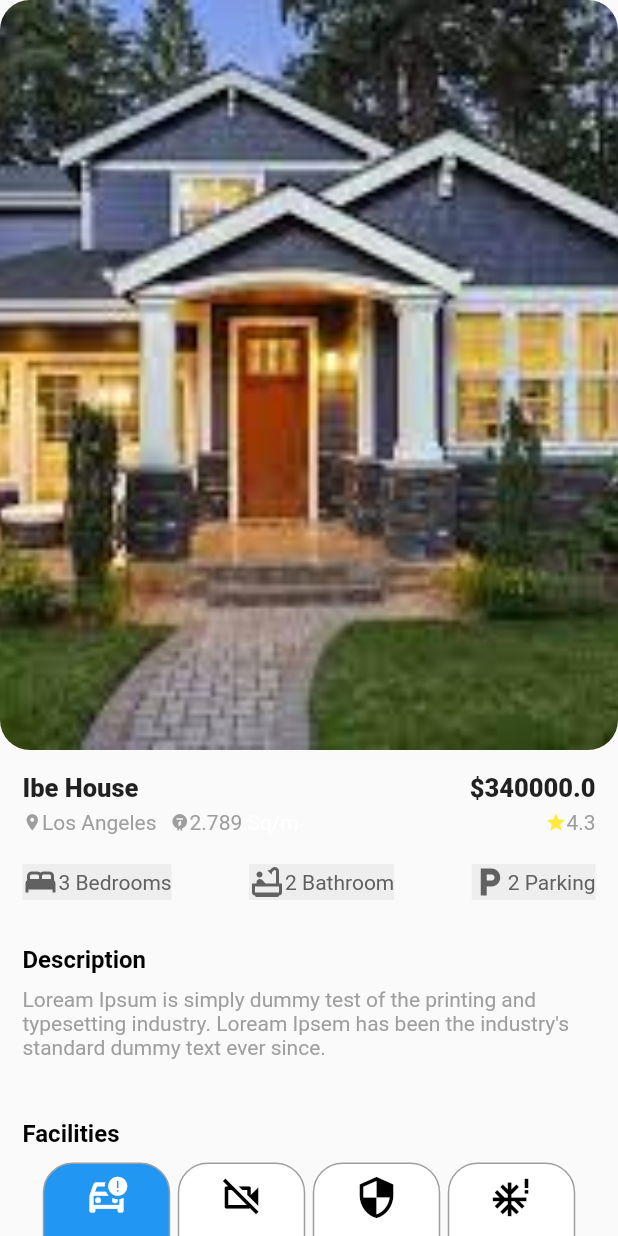
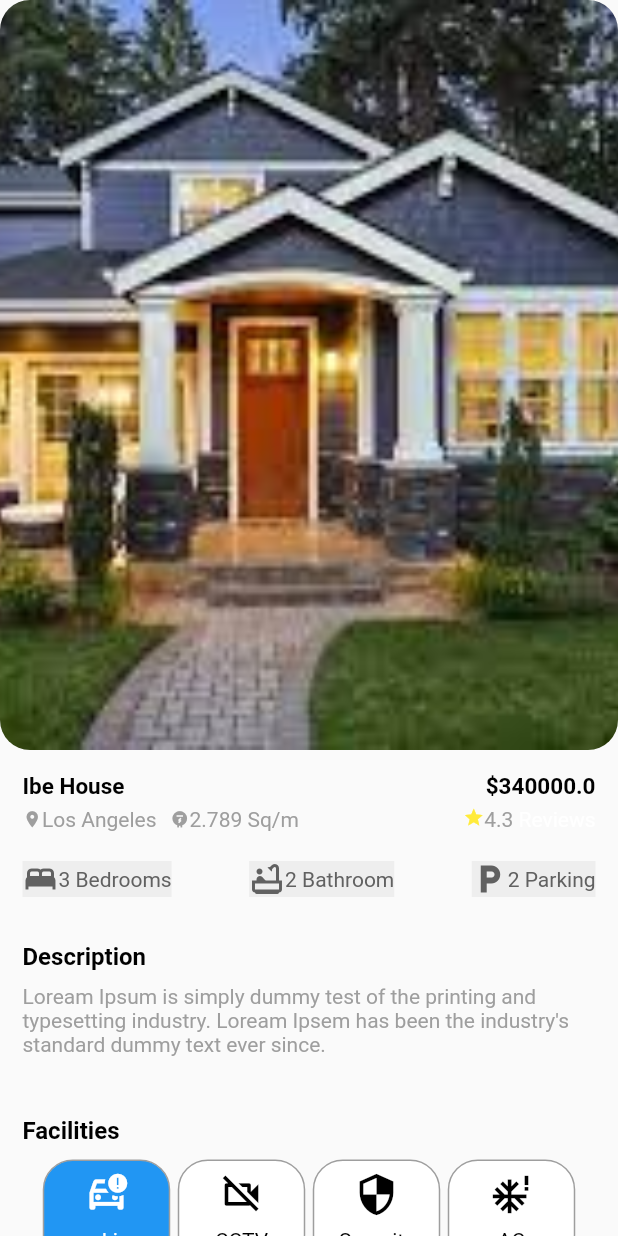
Before and after one commit to Ramabre/Apartment1, a Flutter app: the screen it shows after launch, after a tap on "For Sale", on a phone screen of 412 x 824 dp. Run offline on Flutter 3.47's test engine with Material 2 defaults, Android fonts, the phone set to English and light mode, and no system bars.

Commit message:
use one statless foe two place

```diff
--- a/lib/main.dart
+++ b/lib/main.dart
@@ -1,5 +1,6 @@
 
 import 'package:drug/Detailes.dart';
+import 'package:drug/stayle_app.dart';
 import 'package:flutter/material.dart';
 import 'package:drug/profile/section/methods.dart';
 import 'package:drug/profile/profile_v.dart'; // Assuming these imports are correct
@@ -137,7 +138,7 @@ class MyHomePage extends StatelessWidget {
                           left: 2,
                           right: 2,
                           child: Padding(padding: const EdgeInsets.only(left: 10,right: 10,bottom: 10),
-                            child: Info(re: li[i],),
+                            child: Info(re: li[i],tx: Style.whiteHeadlineStyle,tx2: Style.whiteDetailesStyle,iconCol: Colors.white,),
                           ),
                         ),
                       ],
--- a/lib/profile/profile_v.dart
+++ b/lib/profile/profile_v.dart
@@ -1,6 +1,7 @@
 
 import 'package:drug/icones.dart';
 import 'package:drug/profile/section/methods.dart';
+import 'package:drug/stayle_app.dart';
 import 'package:flutter/material.dart';
 import 'package:drug/profile/realty_m.dart';
 import 'package:drug/main.dart';
@@ -30,57 +31,58 @@ class Profile extends StatelessWidget {
               child: Column(
                 mainAxisAlignment: MainAxisAlignment.start,
                 children: [
-                  Row(
-                    mainAxisAlignment: MainAxisAlignment.spaceBetween,
-                    children: [
-                      Text(
-                        pro.property,
-                        style: TextStyle(fontWeight: FontWeight.w900,fontSize: 17),
-                        textAlign: TextAlign.left,
-                      ),
-                      Text(
-                        "\$${pro.price}",
-                        style: TextStyle(fontWeight: FontWeight.w900,fontSize: 17),
-                        textAlign: TextAlign.left,
-                      ),
-                    ],
-                  ),
-                  SizedBox(height: 5,),
-                  Row(
-                      mainAxisAlignment: MainAxisAlignment.spaceBetween,
-                      children:[
-                        Row(
-                          children: [
-                            Icon(Icons.location_on,size: 13,color: Colors.grey,),
-                            Text(
-                              pro.city,
-                              style: TextStyle(color: Colors.grey),
-                              textAlign: TextAlign.left,
-
-                            ),
-                            SizedBox(width: 9,),
-                            Icon(Icons.electric_meter,size: 13,color: Colors.grey),
-                            Text(
-                              pro.area.toString(),
-                              style: TextStyle(color: Colors.grey),
-                              textAlign: TextAlign.left,
-                            ),
-                            Text(
-                              " Sq/m", style: TextStyle(color: Colors.white),
-                            ),
-                          ],
-                        ),
-                        Row(
-                          children: [
-                            Icon(Icons.star,color: Colors.yellow,size: 14,),
-                            Text(
-                              pro.review.toString(),
-                              style: TextStyle(color: Colors.grey),
-                              textAlign: TextAlign.left,
-                            ),
-                          ],
-                        )
-                      ]),
+                  Info(re: pro, tx:Style.BlackHeadlineStyle, tx2:Style.grayDetailesStyle,iconCol: Colors.grey,),
+                  // Row(
+                  //   mainAxisAlignment: MainAxisAlignment.spaceBetween,
+                  //   children: [
+                  //     Text(
+                  //       pro.property,
+                  //       style: TextStyle(fontWeight: FontWeight.w900,fontSize: 17),
+                  //       textAlign: TextAlign.left,
+                  //     ),
+                  //     Text(
+                  //       "\$${pro.price}",
+                  //       style: TextStyle(fontWeight: FontWeight.w900,fontSize: 17),
+                  //       textAlign: TextAlign.left,
+                  //     ),
+                  //   ],
+                  // ),
+                  // SizedBox(height: 5,),
+                  // Row(
+                  //     mainAxisAlignment: MainAxisAlignment.spaceBetween,
+                  //     children:[
+                  //       Row(
+                  //         children: [
+                  //           Icon(Icons.location_on,size: 13,color: Colors.grey,),
+                  //           Text(
+                  //             pro.city,
+                  //             style: TextStyle(color: Colors.grey),
+                  //             textAlign: TextAlign.left,
+                  //
+                  //           ),
+                  //           SizedBox(width: 9,),
+                  //           Icon(Icons.electric_meter,size: 13,color: Colors.grey),
+                  //           Text(
+                  //             pro.area.toString(),
+                  //             style: TextStyle(color: Colors.grey),
+                  //             textAlign: TextAlign.left,
+                  //           ),
+                  //           Text(
+                  //             " Sq/m", style: TextStyle(color: Colors.white),
+                  //           ),
+                  //         ],
+                  //       ),
+                  //       Row(
+                  //         children: [
+                  //           Icon(Icons.star,color: Colors.yellow,size: 14,),
+                  //           Text(
+                  //             pro.review.toString(),
+                  //             style: TextStyle(color: Colors.grey),
+                  //             textAlign: TextAlign.left,
+                  //           ),
+                  //         ],
+                  //       )
+                  //     ]),
                   SizedBox(height: 20,),
                   Row(
                     mainAxisAlignment: MainAxisAlignment.spaceBetween,
--- a/lib/profile/section/methods.dart
+++ b/lib/profile/section/methods.dart
@@ -37,9 +37,11 @@ class Available extends StatelessWidget {
 }
 
 class Info extends StatelessWidget {
-  const Info({super.key,  required this.re});
+  const Info({super.key,  required this.re, required this.tx, required this.tx2, required this.iconCol});
         final realty re;
-
+        final TextStyle tx;
+        final TextStyle tx2;
+        final Color iconCol;
   @override
   Widget build(BuildContext context) {
     return Column(
@@ -51,12 +53,12 @@ class Info extends StatelessWidget {
             Text(
               re.property,
               textAlign: TextAlign.left,
-              style: TextStyle(color: Colors.white),
+              style: tx,
             ),
             Text(
               "\$"+re.price.toString(),
               textAlign: TextAlign.left,
-              style: TextStyle(color: Colors.white),
+              style: tx,
             ),
           ],
         ),
@@ -66,21 +68,21 @@ class Info extends StatelessWidget {
             children:[
               Row(
                 children: [
-                  Icon(Icons.location_on,size: 13,color: Colors.white,),
+                  Icon(Icons.location_on,size: 13,color:iconCol,),
                   Text(
                     re.city,
                     textAlign: TextAlign.left,
-                    style: TextStyle(color: Colors.white),
+                    style: tx2,
                   ),
                   SizedBox(width: 9,),
-                  Icon(Icons.electric_meter,size: 13,color: Colors.white),
+                  Icon(Icons.electric_meter,size: 13,color: iconCol),
                   Text(
                     re.area.toString(),
                     textAlign: TextAlign.left,
-                    style: TextStyle(color: Colors.white),
+                    style: tx2,
                   ),
                   Text(
-                    " Sq/m", style: TextStyle(color: Colors.white),
+                    " Sq/m", style:tx2,
                   ),
                 ],
               ),
@@ -90,7 +92,7 @@ class Info extends StatelessWidget {
                   Text(
                     re.review.toString(),
                     textAlign: TextAlign.left,
-                    style: TextStyle(color: Colors.white),
+                    style: tx2,
                   ),
                   Text(
                     " Reviews", style: TextStyle(color: Colors.white),
--- a/lib/stayle_app.dart
+++ b/lib/stayle_app.dart
@@ -3,22 +3,24 @@ import 'package:flutter/material.dart';
 class Style {
   static Color headlineColor=Colors.black;
   static Color headlineBackColor=Colors.white;
-
-
-
-
-
-
-
-  static TextStyle headlineStyle=TextStyle(
-    fontSize: 20,
+  static TextStyle whiteHeadlineStyle=TextStyle(
+    fontSize: 15,
+     fontWeight: FontWeight.bold,
+    color: Colors.white,
+  ) ;
+  static TextStyle BlackHeadlineStyle=TextStyle(
+    fontSize: 15,
     fontWeight: FontWeight.bold,
     color: Colors.black,
   ) ;
-  static TextStyle detailesStyle=TextStyle(
-    fontSize: 20,
-    fontWeight: FontWeight.bold,
+  static TextStyle grayDetailesStyle=TextStyle(
     color: Colors.grey,
+  ) ;
+  static TextStyle whiteDetailesStyle=TextStyle(
+    color: Colors.white,
+  ) ;
+  static TextStyle BlackDetailesStyle=TextStyle(
+    color: Colors.black,
   ) ;
 
 
```
